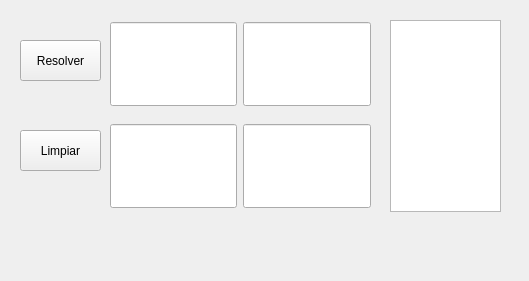
First picture: the form in Solver.ui, repository P1R/Fichas, before the edit.
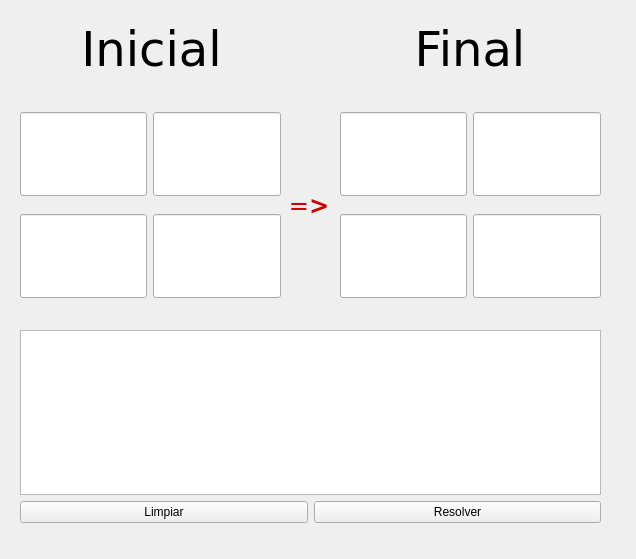
Second picture: the form after the edit.

The edit to the form file:
```diff
--- a/Solver.ui
+++ b/Solver.ui
@@ -6,36 +6,73 @@
    <rect>
     <x>0</x>
     <y>0</y>
-    <width>529</width>
-    <height>281</height>
+    <width>636</width>
+    <height>559</height>
    </rect>
   </property>
+  <property name="sizePolicy">
+   <sizepolicy hsizetype="Preferred" vsizetype="Preferred">
+    <horstretch>0</horstretch>
+    <verstretch>0</verstretch>
+   </sizepolicy>
+  </property>
+  <property name="minimumSize">
+   <size>
+    <width>636</width>
+    <height>559</height>
+   </size>
+  </property>
+  <property name="maximumSize">
+   <size>
+    <width>636</width>
+    <height>559</height>
+   </size>
+  </property>
   <property name="windowTitle">
-   <string>Form</string>
+   <string>Juego de Cuatro Fichas</string>
   </property>
-  <widget class="QPushButton" name="pushButton">
-   <property name="geometry">
-    <rect>
-     <x>20</x>
-     <y>40</y>
-     <width>81</width>
-     <height>41</height>
-    </rect>
-   </property>
-   <property name="text">
-    <string>Resolver</string>
-   </property>
-  </widget>
   <widget class="QWidget" name="gridLayoutWidget">
    <property name="geometry">
     <rect>
-     <x>110</x>
-     <y>10</y>
+     <x>20</x>
+     <y>100</y>
      <width>261</width>
      <height>211</height>
     </rect>
    </property>
    <layout class="QGridLayout" name="gridLayout">
+    <item row="1" column="1">
+     <widget class="QLineEdit" name="lineEdit_4">
+      <property name="font">
+       <font>
+        <family>Bitstream Vera Sans</family>
+        <pointsize>48</pointsize>
+       </font>
+      </property>
+      <property name="maxLength">
+       <number>1</number>
+      </property>
+      <property name="alignment">
+       <set>Qt::AlignCenter</set>
+      </property>
+     </widget>
+    </item>
+    <item row="1" column="0">
+     <widget class="QLineEdit" name="lineEdit_3">
+      <property name="font">
+       <font>
+        <family>Bitstream Vera Sans</family>
+        <pointsize>48</pointsize>
+       </font>
+      </property>
+      <property name="maxLength">
+       <number>1</number>
+      </property>
+      <property name="alignment">
+       <set>Qt::AlignCenter</set>
+      </property>
+     </widget>
+    </item>
     <item row="0" column="0">
      <widget class="QLineEdit" name="lineEdit">
       <property name="font">
@@ -68,8 +105,20 @@
       </property>
      </widget>
     </item>
-    <item row="1" column="0">
-     <widget class="QLineEdit" name="lineEdit_3">
+   </layout>
+  </widget>
+  <widget class="QWidget" name="gridLayoutWidget_2">
+   <property name="geometry">
+    <rect>
+     <x>340</x>
+     <y>100</y>
+     <width>261</width>
+     <height>211</height>
+    </rect>
+   </property>
+   <layout class="QGridLayout" name="gridLayout_2">
+    <item row="0" column="0">
+     <widget class="QLineEdit" name="lineEdit_5">
       <property name="font">
        <font>
         <family>Bitstream Vera Sans</family>
@@ -85,7 +134,39 @@
      </widget>
     </item>
     <item row="1" column="1">
-     <widget class="QLineEdit" name="lineEdit_4">
+     <widget class="QLineEdit" name="lineEdit_8">
+      <property name="font">
+       <font>
+        <family>Bitstream Vera Sans</family>
+        <pointsize>48</pointsize>
+       </font>
+      </property>
+      <property name="maxLength">
+       <number>1</number>
+      </property>
+      <property name="alignment">
+       <set>Qt::AlignCenter</set>
+      </property>
+     </widget>
+    </item>
+    <item row="0" column="1">
+     <widget class="QLineEdit" name="lineEdit_6">
+      <property name="font">
+       <font>
+        <family>Bitstream Vera Sans</family>
+        <pointsize>48</pointsize>
+       </font>
+      </property>
+      <property name="maxLength">
+       <number>1</number>
+      </property>
+      <property name="alignment">
+       <set>Qt::AlignCenter</set>
+      </property>
+     </widget>
+    </item>
+    <item row="1" column="0">
+     <widget class="QLineEdit" name="lineEdit_7">
       <property name="font">
        <font>
         <family>Bitstream Vera Sans</family>
@@ -102,42 +183,131 @@
     </item>
    </layout>
   </widget>
-  <widget class="QPushButton" name="pushButton_2">
+  <widget class="QLabel" name="label_3">
    <property name="geometry">
     <rect>
-     <x>20</x>
-     <y>130</y>
-     <width>81</width>
-     <height>41</height>
+     <x>280</x>
+     <y>190</y>
+     <width>58</width>
+     <height>31</height>
     </rect>
    </property>
+   <property name="font">
+    <font>
+     <family>Bitstream Vera Sans</family>
+     <pointsize>18</pointsize>
+    </font>
+   </property>
    <property name="text">
-    <string>Limpiar</string>
+    <string>&lt;html&gt;&lt;head/&gt;&lt;body&gt;&lt;p&gt;&lt;span style=&quot; color:#d00000;&quot;&gt;=&lt;/span&gt;&lt;span style=&quot; font-weight:600; color:#d00000;&quot;&gt;&amp;gt;&lt;/span&gt;&lt;/p&gt;&lt;/body&gt;&lt;/html&gt;</string>
    </property>
+   <property name="alignment">
+    <set>Qt::AlignCenter</set>
+   </property>
   </widget>
-  <widget class="QTreeView" name="treeView">
+  <widget class="QWidget" name="">
    <property name="geometry">
     <rect>
-     <x>390</x>
+     <x>20</x>
+     <y>330</y>
+     <width>581</width>
+     <height>193</height>
+    </rect>
+   </property>
+   <layout class="QVBoxLayout" name="verticalLayout">
+    <item>
+     <widget class="QTextBrowser" name="textBrowser"/>
+    </item>
+    <item>
+     <layout class="QHBoxLayout" name="horizontalLayout_2">
+      <item>
+       <widget class="QPushButton" name="pushButton_2">
+        <property name="text">
+         <string>Limpiar</string>
+        </property>
+       </widget>
+      </item>
+      <item>
+       <widget class="QPushButton" name="pushButton">
+        <property name="text">
+         <string>Resolver</string>
+        </property>
+       </widget>
+      </item>
+     </layout>
+    </item>
+   </layout>
+  </widget>
+  <widget class="QWidget" name="">
+   <property name="geometry">
+    <rect>
+     <x>20</x>
      <y>20</y>
-     <width>111</width>
-     <height>192</height>
+     <width>581</width>
+     <height>58</height>
     </rect>
    </property>
+   <layout class="QHBoxLayout" name="horizontalLayout">
+    <item>
+     <widget class="QLabel" name="label">
+      <property name="font">
+       <font>
+        <family>Bitstream Vera Sans</family>
+        <pointsize>36</pointsize>
+       </font>
+      </property>
+      <property name="text">
+       <string>Inicial</string>
+      </property>
+      <property name="alignment">
+       <set>Qt::AlignCenter</set>
+      </property>
+     </widget>
+    </item>
+    <item>
+     <spacer name="horizontalSpacer">
+      <property name="orientation">
+       <enum>Qt::Horizontal</enum>
+      </property>
+      <property name="sizeType">
+       <enum>QSizePolicy::Maximum</enum>
+      </property>
+      <property name="sizeHint" stdset="0">
+       <size>
+        <width>50</width>
+        <height>20</height>
+       </size>
+      </property>
+     </spacer>
+    </item>
+    <item>
+     <widget class="QLabel" name="label_2">
+      <property name="font">
+       <font>
+        <family>Bitstream Vera Sans</family>
+        <pointsize>36</pointsize>
+       </font>
+      </property>
+      <property name="text">
+       <string>Final</string>
+      </property>
+      <property name="alignment">
+       <set>Qt::AlignCenter</set>
+      </property>
+     </widget>
+    </item>
+   </layout>
   </widget>
-  <widget class="QLabel" name="label">
-   <property name="geometry">
-    <rect>
-     <x>120</x>
-     <y>230</y>
-     <width>311</width>
-     <height>41</height>
-    </rect>
-   </property>
-   <property name="text">
-    <string/>
-   </property>
-  </widget>
+  <zorder>pushButton</zorder>
+  <zorder>gridLayoutWidget</zorder>
+  <zorder>pushButton_2</zorder>
+  <zorder>gridLayoutWidget_2</zorder>
+  <zorder>textBrowser</zorder>
+  <zorder></zorder>
+  <zorder>label</zorder>
+  <zorder>label_2</zorder>
+  <zorder>label_2</zorder>
+  <zorder>label_3</zorder>
  </widget>
  <resources/>
  <connections>
```
Left out of the diff: 146 changed lines with no effect on the pictures.
